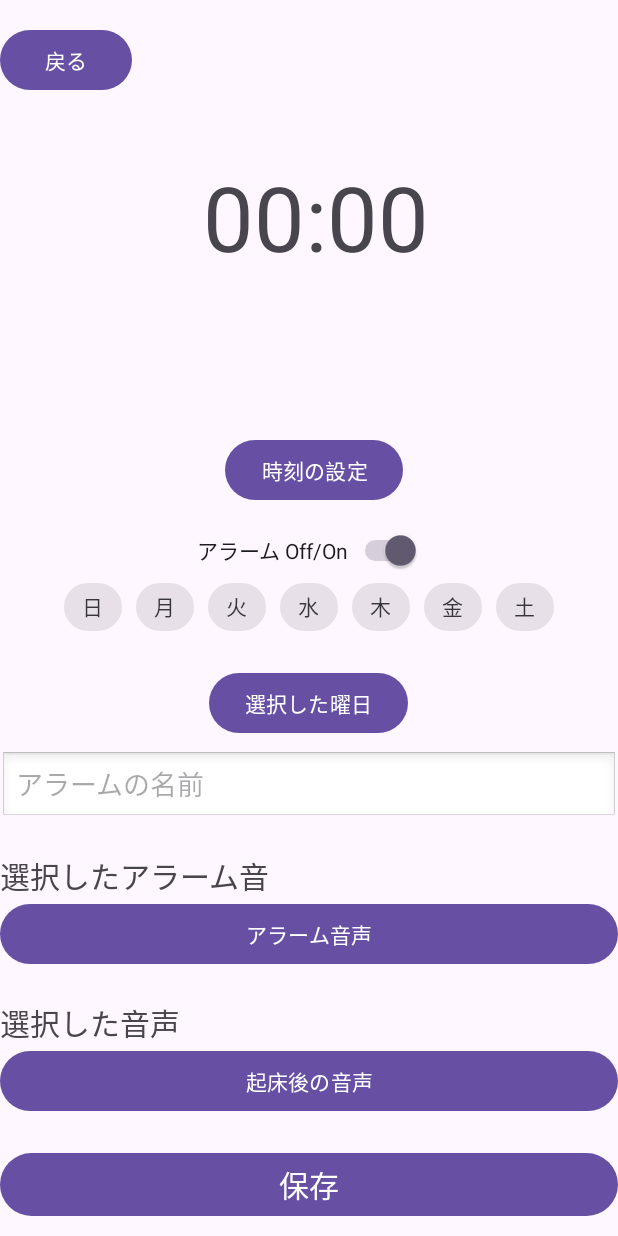
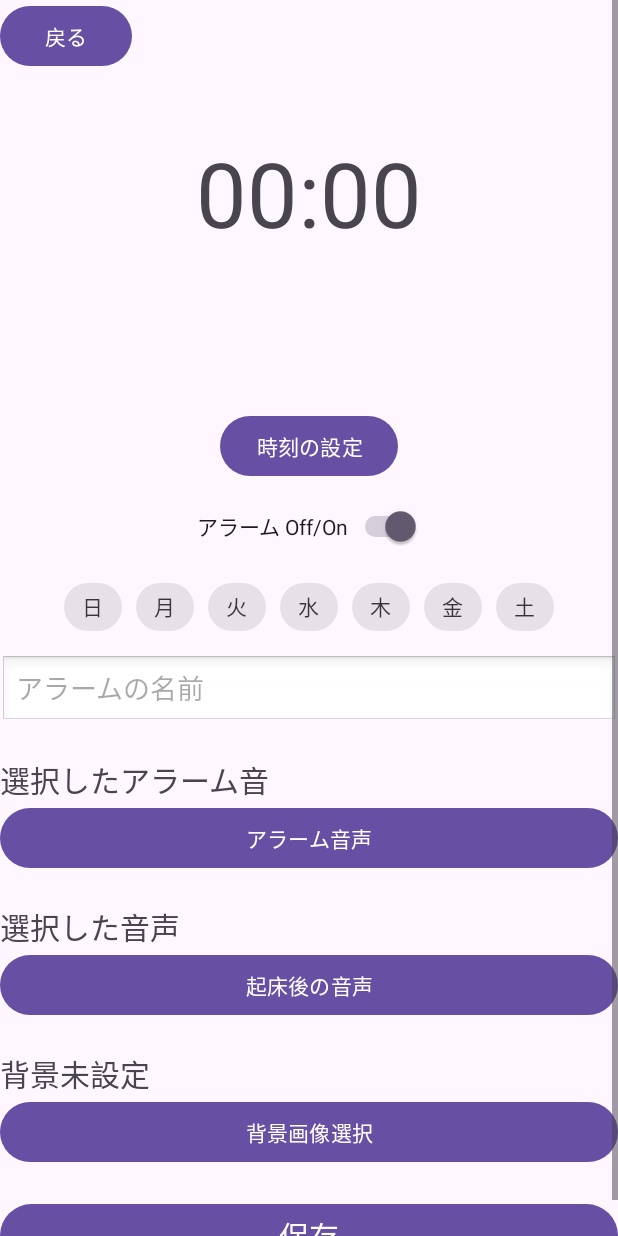
Before and after one commit to sakina-i9/Alarm, an Android app: the TimesetActivity screen opened directly, with no data from a screen before it, on a phone screen of 412 x 824 dp. Run offline under Robolectric (Android 15) with nearby library versions, the phone set to English and light mode, and no system bars; our stand-ins replace Room's generated code.

Commit message:
背景画像DBに追加

```diff
--- a/app/src/main/java/com/websarva/wings/android/alarm/Alarm.kt
+++ b/app/src/main/java/com/websarva/wings/android/alarm/Alarm.kt
@@ -11,5 +11,6 @@ data class Alarm(
     val alarmName: String,
     val alarmMusic: String,
     val afterMusic: String,
+    val backgroundUri: String,  // 背景画像の URI を保存
     val enabled: Boolean = true
 )
--- a/app/src/main/java/com/websarva/wings/android/alarm/BootReceiver.kt
+++ b/app/src/main/java/com/websarva/wings/android/alarm/BootReceiver.kt
@@ -29,7 +29,8 @@ class BootReceiver : BroadcastReceiver() {
                 .addMigrations(
                     AlarmDatabase.MIGRATION_1_2,
                     AlarmDatabase.MIGRATION_2_3,
-                    AlarmDatabase.MIGRATION_3_4
+                    AlarmDatabase.MIGRATION_3_4,
+                    AlarmDatabase.MIGRATION_4_5
                 )
                 .build()
 
--- a/app/src/main/java/com/websarva/wings/android/alarm/TimesetActivity.kt
+++ b/app/src/main/java/com/websarva/wings/android/alarm/TimesetActivity.kt
@@ -12,7 +12,6 @@ import android.os.Bundle
 import android.provider.OpenableColumns
 import android.provider.Settings
 import android.util.Log
-import android.view.View
 import android.widget.Button
 import android.widget.EditText
 import android.widget.Switch
@@ -36,6 +35,7 @@ class TimesetActivity : AppCompatActivity() {
     private lateinit var tvTime: TextView
     private lateinit var btnSelectTime: Button
     private lateinit var switchEnabled: Switch
+    private lateinit var btnSelectBackground: Button  // 追加：背景画像選択ボタン
 
     // Room データベースのインスタンス（lazy 初期化）
     private val db by lazy {
@@ -47,7 +47,8 @@ class TimesetActivity : AppCompatActivity() {
             .addMigrations(
                 AlarmDatabase.MIGRATION_1_2,
                 AlarmDatabase.MIGRATION_2_3,
-                AlarmDatabase.MIGRATION_3_4
+                AlarmDatabase.MIGRATION_3_4,
+                AlarmDatabase.MIGRATION_4_5
             )
             .build()
     }
@@ -90,6 +91,25 @@ class TimesetActivity : AppCompatActivity() {
         }
     }
 
+    // 背景画像選択用
+    private val imagePickerLauncher = registerForActivityResult(
+        ActivityResultContracts.OpenDocument()
+    ) { uri: Uri? ->
+        uri?.let {
+            try {
+                val flags = Intent.FLAG_GRANT_READ_URI_PERMISSION
+                contentResolver.takePersistableUriPermission(it, flags)
+            } catch (e: Exception) {
+                Toast.makeText(this, "背景画像の権限取得に失敗しました: ${e.message}", Toast.LENGTH_SHORT).show()
+            }
+            val fileName = getFileName(it)
+            val tvBackground = findViewById<TextView>(R.id.Set_Background)
+            tvBackground.text = fileName ?: "不明なファイル名"
+            tvBackground.tag = it.toString()
+            Log.d("TimesetActivity", "選択された背景画像URI: ${tvBackground.tag}")
+        }
+    }
+
     private fun getFileName(uri: Uri): String? {
         var fileName: String? = null
         val cursor: Cursor? = contentResolver.query(uri, null, null, null, null)
@@ -110,10 +130,7 @@ class TimesetActivity : AppCompatActivity() {
 
         // 戻るボタンの設定
         val btnBack = findViewById<Button>(R.id.btnBack)
-        btnBack.setOnClickListener {
-            // 前の画面に戻る
-            finish()
-        }
+        btnBack.setOnClickListener { finish() }
 
         // AlarmManager の設定
         val alarmManager = getSystemService(Context.ALARM_SERVICE) as AlarmManager
@@ -144,21 +161,28 @@ class TimesetActivity : AppCompatActivity() {
         val editAlarmName = findViewById<EditText>(R.id.Alarm_Name)
         val tvAlarmMusic = findViewById<TextView>(R.id.Set_Alarm_Music)
         val tvAfterMusic = findViewById<TextView>(R.id.SetAfterMusic)
+        // 背景画像プレビュー TextView と背景画像選択ボタン
+        val tvBackground = findViewById<TextView>(R.id.Set_Background)
+        btnSelectBackground = findViewById(R.id.btnSelectBackground)
+
+        btnSelectBackground.setOnClickListener {
+            imagePickerLauncher.launch(arrayOf("image/*"))
+        }
 
         btnSelectTime.setOnClickListener { showTimePickerDialog() }
+        findViewById<Button>(R.id.Alarm_Music_Button).setOnClickListener { audioPickerLauncher.launch(arrayOf("audio/*")) }
+        findViewById<Button>(R.id.After_Music).setOnClickListener { audioPickerLauncher2.launch(arrayOf("audio/*")) }
+        btnSelectBackground.setOnClickListener { imagePickerLauncher.launch(arrayOf("image/*")) }
 
-        val btnSelectAudio = findViewById<Button>(R.id.Alarm_Music_Button)
-        btnSelectAudio.setOnClickListener { audioPickerLauncher.launch(arrayOf("audio/*")) }
-        val btnSelectAudio2 = findViewById<Button>(R.id.After_Music)
-        btnSelectAudio2.setOnClickListener { audioPickerLauncher2.launch(arrayOf("audio/*")) }
-
-        // 編集モードの場合、インテントから各値を初期化
+        // 編集モードの場合の初期化
         val mode = intent.getStringExtra("mode")
         if (mode == "edit") {
             tvTime.text = intent.getStringExtra("time") ?: ""
             editAlarmName.setText(intent.getStringExtra("alarmName") ?: "")
             val alarmMusicText = intent.getStringExtra("alarmMusic")
             val afterMusicText = intent.getStringExtra("afterMusic")
+            val backgroundText = intent.getStringExtra("backgroundUri")
+            Log.d("TimesetActivity", "読み出された背景画像URI: $backgroundText")
             if (!alarmMusicText.isNullOrEmpty() && alarmMusicText.startsWith("content://")) {
                 tvAlarmMusic.text = getFileName(Uri.parse(alarmMusicText))
                 tvAlarmMusic.tag = alarmMusicText
@@ -173,6 +197,13 @@ class TimesetActivity : AppCompatActivity() {
                 tvAfterMusic.text = afterMusicText ?: ""
                 tvAfterMusic.tag = ""
             }
+            if (!backgroundText.isNullOrEmpty() && backgroundText.startsWith("content://")) {
+                tvBackground.text = getFileName(Uri.parse(backgroundText))
+                tvBackground.tag = backgroundText
+            } else {
+                tvBackground.text = backgroundText ?: "背景未設定"
+                tvBackground.tag = ""
+            }
             val days = intent.getStringExtra("days")
             if (!days.isNullOrEmpty()) {
                 val dayList = days.split(",")
@@ -184,22 +215,20 @@ class TimesetActivity : AppCompatActivity() {
                 chipFri.isChecked = dayList.contains("金")
                 chipSat.isChecked = dayList.contains("土")
             }
-            // 編集時はインテントから "enabled" も受け取る
             val enabledState = intent.getBooleanExtra("enabled", true)
             switchEnabled.isChecked = enabledState
         } else {
-            // 新規の場合はデフォルトでオン
             switchEnabled.isChecked = true
+            tvBackground.text = "背景未設定"
+            tvBackground.tag = ""
         }
 
         btnSaveAlarm.setOnClickListener {
-
-            // 時刻が未設定の場合、エラーメッセージを表示して処理中断
+            // 時刻が未設定の場合は処理中断
             if (tvTime.text.isNullOrBlank() || tvTime.text.toString() == "00:00") {
                 Toast.makeText(this, "有効な時刻を選択してください", Toast.LENGTH_SHORT).show()
                 return@setOnClickListener
             }
-
             val timeText = tvTime.text.toString()
             val selectedDays = mutableListOf<String>()
             if (chipSun.isChecked) selectedDays.add("日")
@@ -213,6 +242,7 @@ class TimesetActivity : AppCompatActivity() {
             val alarmName = editAlarmName.text.toString()
             val alarmMusic = tvAlarmMusic.tag?.toString() ?: ""
             val afterMusic = tvAfterMusic.tag?.toString() ?: ""
+            val backgroundUri = tvBackground.tag?.toString() ?: ""
             val enabled = switchEnabled.isChecked
 
             val alarm = if (mode == "edit") {
@@ -224,6 +254,7 @@ class TimesetActivity : AppCompatActivity() {
                     alarmName = alarmName,
                     alarmMusic = alarmMusic,
                     afterMusic = afterMusic,
+                    backgroundUri = backgroundUri,
                     enabled = enabled
                 )
             } else {
@@ -233,6 +264,7 @@ class TimesetActivity : AppCompatActivity() {
                     alarmName = alarmName,
                     alarmMusic = alarmMusic,
                     afterMusic = afterMusic,
+                    backgroundUri = backgroundUri,
                     enabled = enabled
                 )
             }
@@ -294,7 +326,6 @@ class TimesetActivity : AppCompatActivity() {
         return calendar.timeInMillis
     }
 
-    // scheduleAlarm 関数：enabled 状態と曜日指定を考慮してアラームをセットする
     private fun scheduleAlarm(timeInMillis: Long, alarm: Alarm) {
         if (!alarm.enabled) {
             Log.d("TimesetActivity", "Alarm disabled, not scheduling")
@@ -312,6 +343,7 @@ class TimesetActivity : AppCompatActivity() {
             putExtra("alarmId", alarm.id)
             putExtra("alarmMusic", alarm.alarmMusic)
             putExtra("afterMusic", alarm.afterMusic)
+            putExtra("backgroundUri", alarm.backgroundUri)
         }
         val pendingIntent = PendingIntent.getBroadcast(
             this,
--- a/app/src/main/res/layout/activity_timeset.xml
+++ b/app/src/main/res/layout/activity_timeset.xml
@@ -1,35 +1,34 @@
 <?xml version="1.0" encoding="utf-8"?>
-
 <ScrollView
     xmlns:android="http://schemas.android.com/apk/res/android"
+    xmlns:app="http://schemas.android.com/apk/res-auto"
     xmlns:tools="http://schemas.android.com/tools"
-    xmlns:app="http://schemas.android.com/apk/res-auto"
     android:id="@+id/mainScrollView"
     android:layout_width="match_parent"
     android:layout_height="match_parent"
     tools:context=".TimesetActivity">
+
     <LinearLayout
         android:id="@+id/main"
         android:layout_width="match_parent"
         android:layout_height="wrap_content"
         android:orientation="vertical"
-        tools:context=".TimesetActivity">
+        android:padding="16dp">
 
+        <!-- 戻るボタン -->
         <Button
             android:id="@+id/btnBack"
             android:layout_width="wrap_content"
             android:layout_height="wrap_content"
-            android:text="@string/back"
-            android:layout_marginTop="16dp" />
-
+            android:text="@string/back" />
 
         <!-- 現在時刻表示 -->
         <TextView
             android:id="@+id/tvTime"
             android:layout_width="wrap_content"
             android:layout_height="185dp"
-            android:layout_marginStart="135dp"
             android:layout_marginTop="40dp"
+            android:layout_gravity="center_horizontal"
             android:text="00:00"
             android:textSize="60sp" />
 
@@ -38,93 +37,75 @@
             android:id="@+id/btnSelectTime"
             android:layout_width="wrap_content"
             android:layout_height="wrap_content"
-            android:layout_marginStart="150dp"
-            android:text="時刻の設定" />
+            android:text="@string/Time_setting"
+            android:layout_gravity="center_horizontal" />
 
-        <!-- オン／オフスイッチを追加 -->
+        <!-- オン／オフスイッチ -->
         <Switch
             android:id="@+id/switchEnabled"
             android:layout_width="wrap_content"
             android:layout_height="wrap_content"
             android:text="@string/switch_button"
-            android:layout_marginTop="16dp"
-            android:layout_gravity="center" />
+            android:layout_gravity="center_horizontal"
+            android:layout_marginTop="16dp" />
 
-        <!-- 曜日選択用 ChipGroup -->
+        <!-- 曜日選択用 ChipGroup（内部に LinearLayout でチップ配置） -->
         <com.google.android.material.chip.ChipGroup
             android:id="@+id/chipGroupDays"
             android:layout_width="wrap_content"
             android:layout_height="wrap_content"
-            android:layout_gravity="center"
             app:singleSelection="false"
-            android:gravity="center_horizontal">
-
+            android:layout_gravity="center_horizontal"
+            android:gravity="center_horizontal"
+            android:layout_marginTop="16dp">
             <LinearLayout
-                android:layout_width="match_parent"
+                android:layout_width="wrap_content"
                 android:layout_height="wrap_content"
-                android:orientation="horizontal" >
-
+                android:orientation="horizontal">
                 <com.google.android.material.chip.Chip
                     android:id="@+id/chipSun"
                     style="@style/Widget.MaterialComponents.Chip.Filter"
                     android:layout_width="wrap_content"
                     android:layout_height="wrap_content"
-                    android:text="@string/niti"/>
-
+                    android:text="@string/niti" />
                 <com.google.android.material.chip.Chip
                     android:id="@+id/chipMon"
                     style="@style/Widget.MaterialComponents.Chip.Filter"
                     android:layout_width="wrap_content"
                     android:layout_height="wrap_content"
-                    android:text="@string/getu"/>
-
+                    android:text="@string/getu" />
                 <com.google.android.material.chip.Chip
                     android:id="@+id/chipTue"
                     style="@style/Widget.MaterialComponents.Chip.Filter"
                     android:layout_width="wrap_content"
                     android:layout_height="wrap_content"
-                    android:text="@string/ka"/>
-
+                    android:text="@string/ka" />
                 <com.google.android.material.chip.Chip
                     android:id="@+id/chipWed"
                     style="@style/Widget.MaterialComponents.Chip.Filter"
                     android:layout_width="wrap_content"
                     android:layout_height="wrap_content"
-                    android:text="@string/sui"/>
-
+                    android:text="@string/sui" />
                 <com.google.android.material.chip.Chip
                     android:id="@+id/chipThu"
                     style="@style/Widget.MaterialComponents.Chip.Filter"
                     android:layout_width="wrap_content"
                     android:layout_height="wrap_content"
-                    android:text="@string/moku"/>
-
+                    android:text="@string/moku" />
                 <com.google.android.material.chip.Chip
                     android:id="@+id/chipFri"
                     style="@style/Widget.MaterialComponents.Chip.Filter"
                     android:layout_width="wrap_content"
                     android:layout_height="wrap_content"
-                    android:text="@string/kin"/>
-
+                    android:text="@string/kin" />
                 <com.google.android.material.chip.Chip
                     android:id="@+id/chipSat"
                     style="@style/Widget.MaterialComponents.Chip.Filter"
                     android:layout_width="wrap_content"
                     android:layout_height="wrap_content"
-                    android:text="@string/dou"/>
-
+                    android:text="@string/dou" />
             </LinearLayout>
-
         </com.google.android.material.chip.ChipGroup>
-
-        <!-- 確認ボタン -->
-        <Button
-            android:id="@+id/btnCheckDays"
-            android:layout_width="wrap_content"
-            android:layout_height="wrap_content"
-            android:layout_marginTop="16dp"
-            android:text="@string/kakunin"
-            android:layout_gravity="center"/>
 
         <!-- アラーム名入力 -->
         <EditText
@@ -142,28 +123,44 @@
             android:layout_height="wrap_content"
             android:layout_marginTop="20dp"
             android:textSize="20sp"
-            android:text="@string/setAlarmName"/>
+            android:text="@string/setAlarmName" />
 
         <Button
             android:id="@+id/Alarm_Music_Button"
             android:layout_width="match_parent"
             android:layout_height="wrap_content"
-            android:text="@string/AlarmMusic"/>
+            android:text="@string/AlarmMusic" />
 
         <!-- AfterMusic 設定 -->
         <TextView
             android:id="@+id/SetAfterMusic"
             android:layout_width="match_parent"
             android:layout_height="wrap_content"
+            android:layout_marginTop="20dp"
             android:textSize="20sp"
-            android:layout_marginTop="20dp"
-            android:text="@string/setAfterMusicName"/>
+            android:text="@string/setAfterMusicName" />
 
         <Button
             android:id="@+id/After_Music"
             android:layout_width="match_parent"
             android:layout_height="wrap_content"
-            android:text="@string/AfterMusic"/>
+            android:text="@string/AfterMusic" />
+
+        <!-- 背景画像選択用：プレビュー用 TextView -->
+        <TextView
+            android:id="@+id/Set_Background"
+            android:layout_width="match_parent"
+            android:layout_height="wrap_content"
+            android:layout_marginTop="20dp"
+            android:text="背景未設定"
+            android:textSize="20sp" />
+
+        <!-- 背景画像選択ボタン -->
+        <Button
+            android:id="@+id/btnSelectBackground"
+            android:layout_width="match_parent"
+            android:layout_height="wrap_content"
+            android:text="背景画像選択" />
 
         <!-- 保存ボタン -->
         <Button
@@ -172,7 +169,7 @@
             android:layout_height="wrap_content"
             android:layout_marginTop="20dp"
             android:textSize="20sp"
-            android:text="@string/save"/>
+            android:text="@string/save" />
 
     </LinearLayout>
 </ScrollView>
```
Also changed, not shown: app/src/main/java/com/websarva/wings/android/alarm/AlarmActivity.kt (+6 -7 lines), app/src/main/java/com/websarva/wings/android/alarm/AlarmDataBase.kt (+9 -3 lines), app/src/main/java/com/websarva/wings/android/alarm/AlarmScreenActivity.kt (+23 -13 lines), app/src/main/res/layout/activity_alarm_screen.xml (+15 -3 lines).
